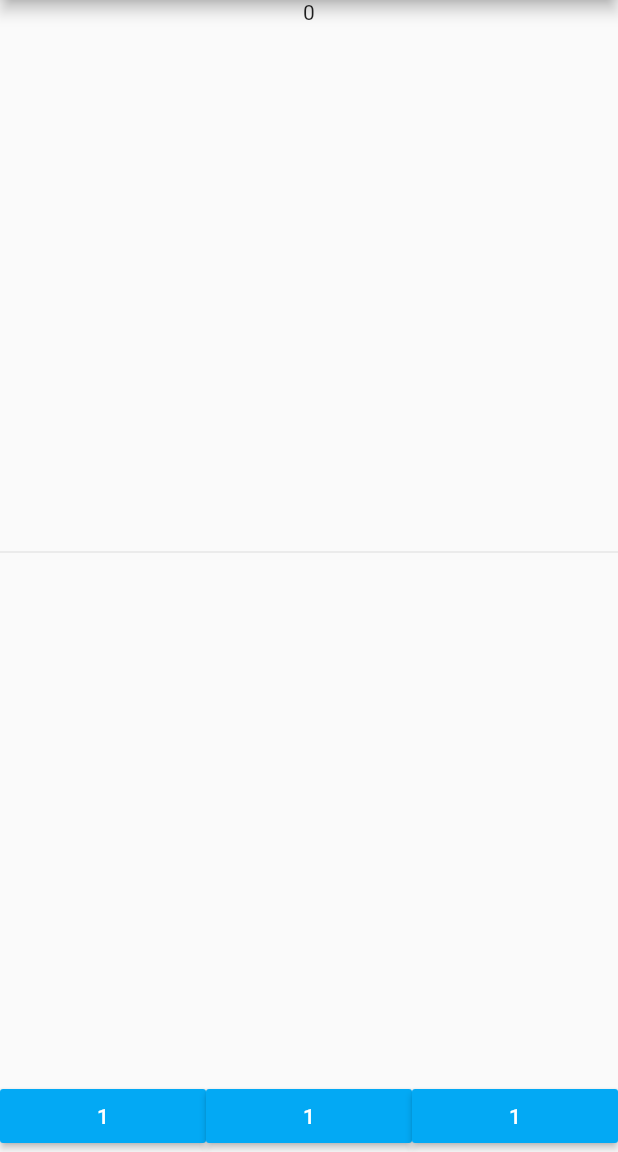
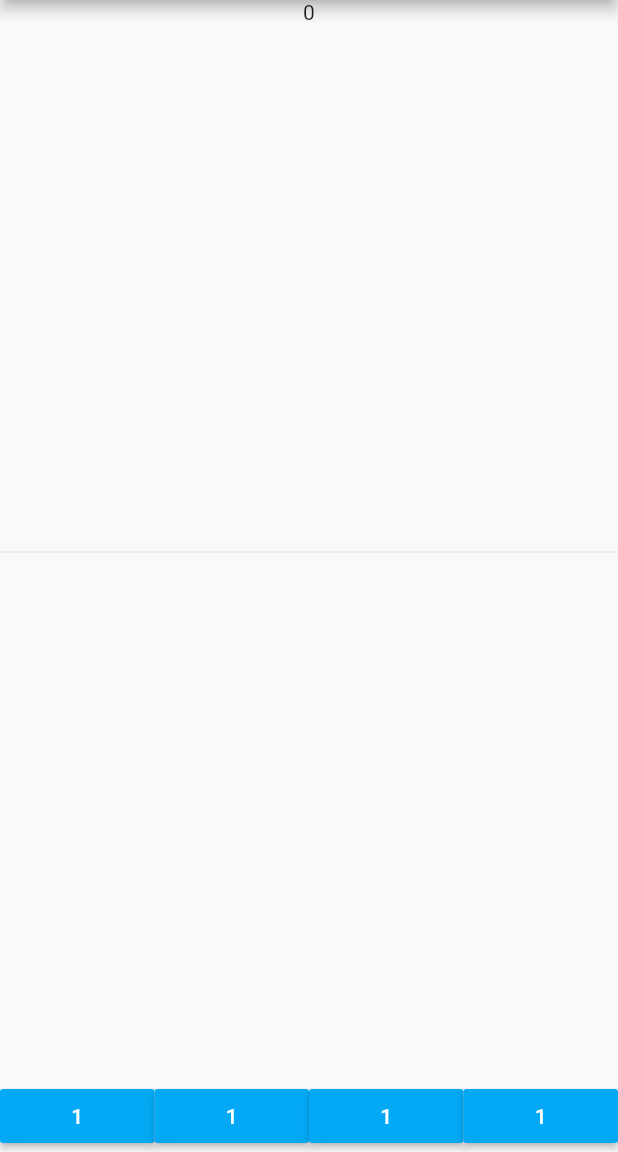
Before and after one commit to ohalliday/calculator-flutter, a Flutter app: the screen it shows after launch, on a phone screen of 412 x 824 dp, the part 84-1236 px from its top. Run offline on Flutter 3.47's test engine with Material 2 defaults, Android fonts, the phone set to English and light mode, and no system bars.

Commit message:
Created a new function to create a newButton which I have called in the Row widget

```diff
--- a/lib/main.dart
+++ b/lib/main.dart
@@ -26,6 +26,17 @@ class MyHomePage extends StatefulWidget {
 
 class _MyHomePageState extends State<MyHomePage> {
 
+  Widget newButton() {
+    return Expanded(
+        child: new MaterialButton(
+          child: new Text("1"),
+          onPressed: () => {},
+          color: Colors.lightBlue,
+          textColor: Colors.white,
+    ),
+  );
+}
+
 
   @override
   Widget build(BuildContext context) {
@@ -45,32 +56,10 @@ class _MyHomePageState extends State<MyHomePage> {
 
           Row(
               children: [
-                Expanded(
-                  child: new MaterialButton(
-                   child: new Text("1"),
-                    onPressed: () => {},
-                    color: Colors.lightBlue,
-                    textColor: Colors.white,
-              ),
-            ),
-
-            Expanded(
-                  child: new MaterialButton(
-                   child: new Text("1"),
-                    onPressed: () => {},
-                    color: Colors.lightBlue,
-                    textColor: Colors.white,
-              ),
-            ),
-
-            Expanded(
-                  child: new MaterialButton(
-                   child: new Text("1"),
-                    onPressed: () => {},
-                    color: Colors.lightBlue,
-                    textColor: Colors.white,
-              ),
-            ),
+                newButton(),
+                newButton(),
+                newButton(),
+                newButton(),
           ],
         ),
       ],
```
